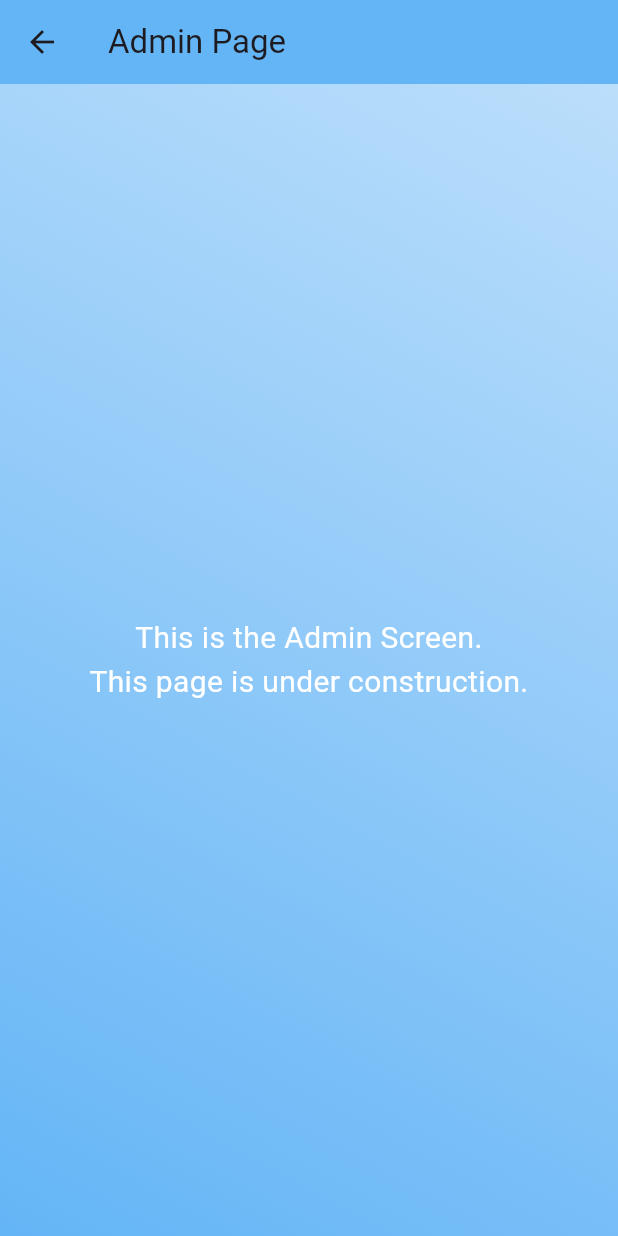
After one commit to JuanJosePinero/Spring_UD4_API_Grupo1, a Flutter app: the AdminView screen opened directly, on a phone screen of 412 x 824 dp. The commit adds this screen. Run offline on Flutter 3.47's test engine with Material 3 defaults, Android fonts, the phone set to English and light mode, and no system bars.

Commit message:
added login funtionallity and admin_screen

```diff
--- /dev/null
+++ b/lib/admin/adminView.dart
@@ -0,0 +1,47 @@
+import 'package:flutter/material.dart';
+import 'package:flutter/services.dart';
+
+class AdminView extends StatefulWidget {
+  @override
+  _AdminViewState createState() => _AdminViewState();
+}
+
+class _AdminViewState extends State<AdminView> {
+  @override
+  Widget build(BuildContext context) {
+    // Establecer el estilo general de la barra de estado
+    SystemChrome.setSystemUIOverlayStyle(const SystemUiOverlayStyle(
+      statusBarColor: Colors.transparent,
+    ));
+
+    return Scaffold(
+      appBar: AppBar(
+        title: const Text('Admin Page'),
+        backgroundColor: Colors.blue.shade300,
+        elevation: 0,
+      ),
+      body: Container(
+        decoration: BoxDecoration(
+          gradient: LinearGradient(
+            begin: Alignment.topRight,
+            end: Alignment.bottomLeft,
+            colors: [
+              Colors.blue.shade100,
+              Colors.blue.shade300,
+            ],
+          ),
+        ),
+        child: const Center(
+          child: Text(
+            "This is the Admin Screen.\nThis page is under construction.",
+            textAlign: TextAlign.center,
+            style: TextStyle(
+              fontSize: 20,
+              color: Colors.white,
+            ),
+          ),
+        ),
+      ),
+    );
+  }
+}
```
Also changed, not shown: lib/access/login.dart (+71 -11 lines), lib/services/userService.dart (+0 -12 lines).
